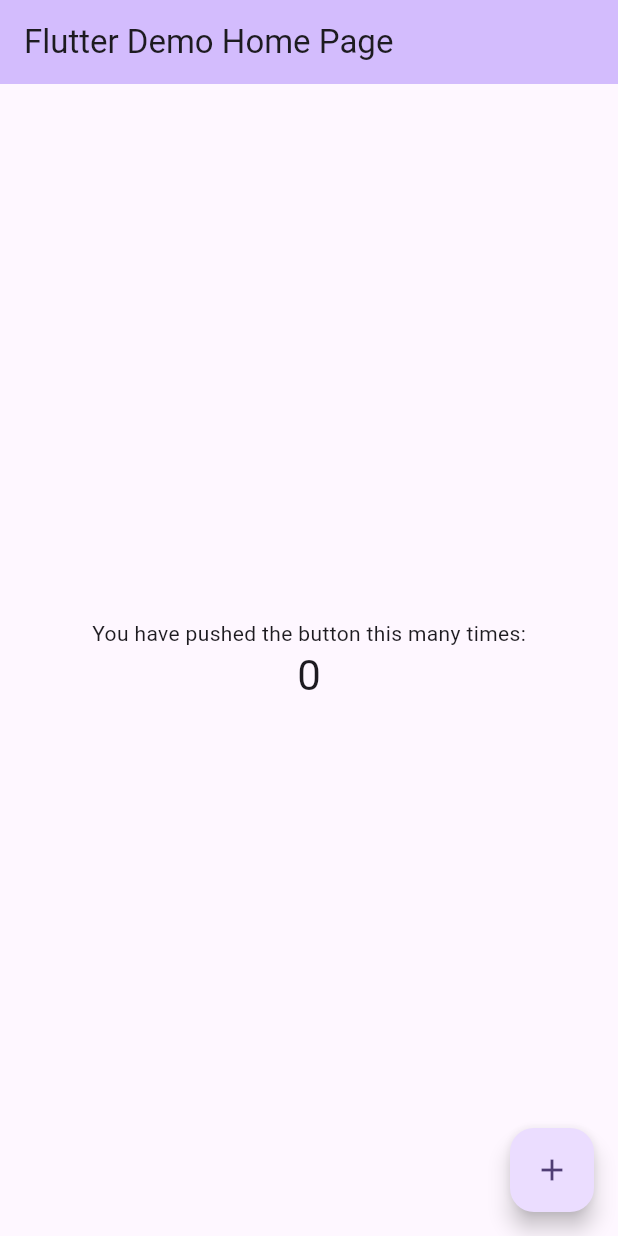
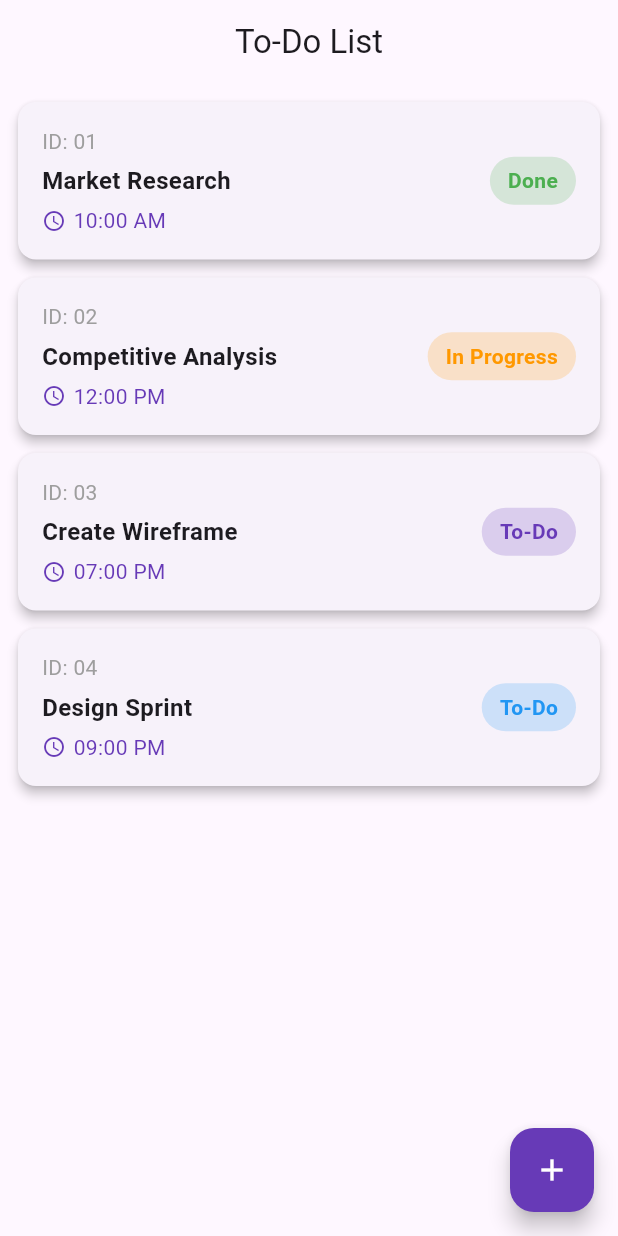
Before and after one commit to mizanurrahmanzoy/module_7_Assignment, a Flutter app: the screen it shows after launch, on a phone screen of 412 x 824 dp. Run offline on Flutter 3.47's test engine with Material 3 defaults, Android fonts, the phone set to English and light mode, and no system bars.

Commit message:
task list screen done

```diff
--- a/lib/main.dart
+++ b/lib/main.dart
@@ -1,4 +1,5 @@
 import 'package:flutter/material.dart';
+import 'screens/task_list_screen.dart';
 
 void main() {
   runApp(const MyApp());
@@ -7,116 +8,15 @@ void main() {
 class MyApp extends StatelessWidget {
   const MyApp({super.key});
 
-  // This widget is the root of your application.
   @override
   Widget build(BuildContext context) {
     return MaterialApp(
-      title: 'Flutter Demo',
+      debugShowCheckedModeBanner: false,
+      title: 'To Do App',
       theme: ThemeData(
-        // This is the theme of your application.
-        //
-        // TRY THIS: Try running your application with "flutter run". You'll see
-        // the application has a purple toolbar. Then, without quitting the app,
-        // try changing the seedColor in the colorScheme below to Colors.green
-        // and then invoke "hot reload" (save your changes or press the "hot
-        // reload" button in a Flutter-supported IDE, or press "r" if you used
-        // the command line to start the app).
-        //
-        // Notice that the counter didn't reset back to zero; the application
-        // state is not lost during the reload. To reset the state, use hot
-        // restart instead.
-        //
-        // This works for code too, not just values: Most code changes can be
-        // tested with just a hot reload.
-        colorScheme: .fromSeed(seedColor: Colors.deepPurple),
+        primarySwatch: Colors.deepPurple,
       ),
-      home: const MyHomePage(title: 'Flutter Demo Home Page'),
+      home: const TaskListScreen(),
     );
   }
 }
-
-class MyHomePage extends StatefulWidget {
-  const MyHomePage({super.key, required this.title});
-
-  // This widget is the home page of your application. It is stateful, meaning
-  // that it has a State object (defined below) that contains fields that affect
-  // how it looks.
-
-  // This class is the configuration for the state. It holds the values (in this
-  // case the title) provided by the parent (in this case the App widget) and
-  // used by the build method of the State. Fields in a Widget subclass are
-  // always marked "final".
-
-  final String title;
-
-  @override
-  State<MyHomePage> createState() => _MyHomePageState();
-}
-
-class _MyHomePageState extends State<MyHomePage> {
-  int _counter = 0;
-
-  void _incrementCounter() {
-    setState(() {
-      // This call to setState tells the Flutter framework that something has
-      // changed in this State, which causes it to rerun the build method below
-      // so that the display can reflect the updated values. If we changed
-      // _counter without calling setState(), then the build method would not be
-      // called again, and so nothing would appear to happen.
-      _counter++;
-    });
-  }
-
-  @override
-  Widget build(BuildContext context) {
-    // This method is rerun every time setState is called, for instance as done
-    // by the _incrementCounter method above.
-    //
-    // The Flutter framework has been optimized to make rerunning build methods
-    // fast, so that you can just rebuild anything that needs updating rather
-    // than having to individually change instances of widgets.
-    return Scaffold(
-      appBar: AppBar(
-        // TRY THIS: Try changing the color here to a specific color (to
-        // Colors.amber, perhaps?) and trigger a hot reload to see the AppBar
-        // change color while the other colors stay the same.
-        backgroundColor: Theme.of(context).colorScheme.inversePrimary,
-        // Here we take the value from the MyHomePage object that was created by
-        // the App.build method, and use it to set our appbar title.
-        title: Text(widget.title),
-      ),
-      body: Center(
-        // Center is a layout widget. It takes a single child and positions it
-        // in the middle of the parent.
-        child: Column(
-          // Column is also a layout widget. It takes a list of children and
-          // arranges them vertically. By default, it sizes itself to fit its
-          // children horizontally, and tries to be as tall as its parent.
-          //
-          // Column has various properties to control how it sizes itself and
-          // how it positions its children. Here we use mainAxisAlignment to
-          // center the children vertically; the main axis here is the vertical
-          // axis because Columns are vertical (the cross axis would be
-          // horizontal).
-          //
-          // TRY THIS: Invoke "debug painting" (choose the "Toggle Debug Paint"
-          // action in the IDE, or press "p" in the console), to see the
-          // wireframe for each widget.
-          mainAxisAlignment: .center,
-          children: [
-            const Text('You have pushed the button this many times:'),
-            Text(
-              '$_counter',
-              style: Theme.of(context).textTheme.headlineMedium,
-            ),
-          ],
-        ),
-      ),
-      floatingActionButton: FloatingActionButton(
-        onPressed: _incrementCounter,
-        tooltip: 'Increment',
-        child: const Icon(Icons.add),
-      ),
-    );
-  }
-}
--- /dev/null
+++ b/lib/screens/add_task_screen.dart
@@ -0,0 +1,10 @@
+import 'package:flutter/material.dart';
+
+class AddTaskScreen extends StatelessWidget {
+  const AddTaskScreen({super.key});
+
+  @override
+  Widget build(BuildContext context) {
+    return const Placeholder();
+  }
+}
--- /dev/null
+++ b/lib/screens/task_list_screen.dart
@@ -0,0 +1,166 @@
+import 'package:flutter/material.dart';
+import 'add_task_screen.dart';
+
+class TaskListScreen extends StatelessWidget {
+  const TaskListScreen({super.key});
+
+  @override
+  Widget build(BuildContext context) {
+    return Scaffold(
+      appBar: AppBar(
+        title: const Text("To-Do List"),
+        centerTitle: true,
+      ),
+
+      body: Padding(
+        padding: const EdgeInsets.all(12.0),
+
+        child: ListView(
+          children: [
+
+            taskCard(
+              id: "01",
+              title: "Market Research",
+              time: "10:00 AM",
+              status: "Done",
+              color: Colors.green,
+            ),
+
+            taskCard(
+              id: "02",
+              title: "Competitive Analysis",
+              time: "12:00 PM",
+              status: "In Progress",
+              color: Colors.orange,
+            ),
+
+            taskCard(
+              id: "03",
+              title: "Create Wireframe",
+              time: "07:00 PM",
+              status: "To-Do",
+              color: Colors.deepPurple,
+            ),
+
+            taskCard(
+              id: "04",
+              title: "Design Sprint",
+              time: "09:00 PM",
+              status: "To-Do",
+              color: Colors.blue,
+            ),
+          ],
+        ),
+      ),
+
+      floatingActionButton: FloatingActionButton(
+        backgroundColor: Colors.deepPurple,
+        foregroundColor: Colors.white,
+        child: const Icon(Icons.add),
+
+        onPressed: () {
+          Navigator.push(
+            context,
+            MaterialPageRoute(
+              builder: (context) => const AddTaskScreen(),
+            ),
+          );
+        },
+      ),
+    );
+  }
+
+  Widget taskCard({
+    required String id,
+    required String title,
+    required String time,
+    required String status,
+    required Color color,
+  }) {
+    return Card(
+      elevation: 3,
+      margin: const EdgeInsets.only(bottom: 12),
+
+      shape: RoundedRectangleBorder(
+        borderRadius: BorderRadius.circular(12),
+      ),
+
+      child: Padding(
+        padding: const EdgeInsets.all(16.0),
+
+        child: Row(
+          mainAxisAlignment: MainAxisAlignment.spaceBetween,
+
+          children: [
+
+            Column(
+              crossAxisAlignment: CrossAxisAlignment.start,
+
+              children: [
+
+                Text(
+                  "ID: $id",
+                  style: const TextStyle(
+                    color: Colors.grey,
+                  ),
+                ),
+
+                const SizedBox(height: 5),
+
+                Text(
+                  title,
+                  style: const TextStyle(
+                    fontWeight: FontWeight.bold,
+                    fontSize: 16,
+                  ),
+                ),
+
+                const SizedBox(height: 5),
+
+                Row(
+                  children: [
+
+                    const Icon(
+                      Icons.access_time,
+                      size: 16,
+                      color: Colors.deepPurple,
+                    ),
+
+                    const SizedBox(width: 5),
+
+                    Text(
+                      time,
+                      style: const TextStyle(
+                        color: Colors.deepPurple,
+                      ),
+                    ),
+                  ],
+                )
+              ],
+            ),
+
+            Container(
+              padding: const EdgeInsets.symmetric(
+                horizontal: 12,
+                vertical: 6,
+              ),
+
+              decoration: BoxDecoration(
+                color: color.withOpacity(0.2),
+                borderRadius: BorderRadius.circular(20),
+              ),
+
+              child: Text(
+                status,
+                style: TextStyle(
+                  color: color,
+                  fontWeight: FontWeight.bold,
+                ),
+              ),
+            )
+          ],
+        ),
+      ),
+    );
+  }
+}
```
